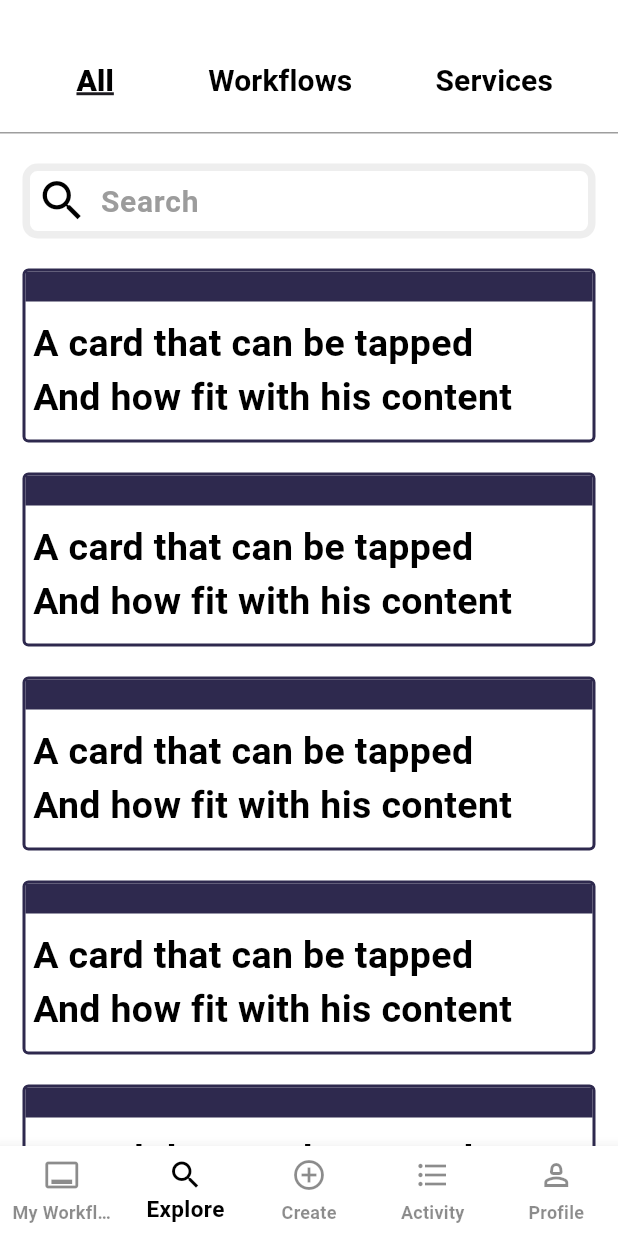
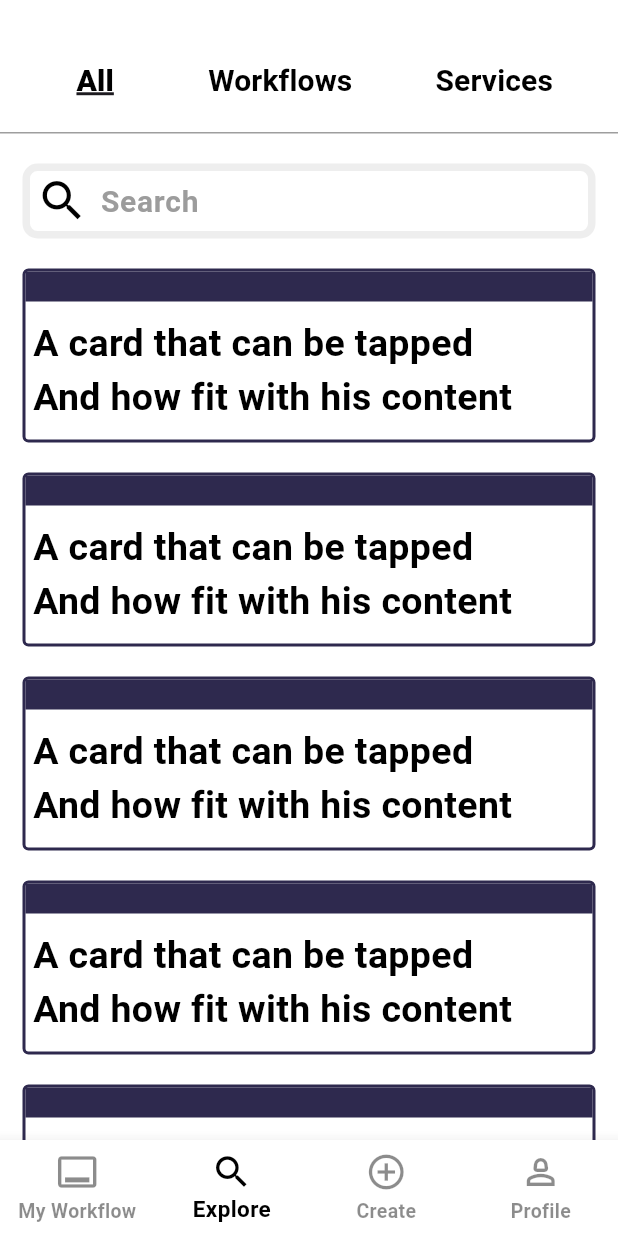
Before and after one commit to Wilson-Epitech/area, a Flutter app: the ExplorePageStateful screen opened directly, on a phone screen of 412 x 824 dp. Run offline on Flutter 3.47's test engine with Material 3 defaults, Android fonts, the phone set to English and light mode, and no system bars; drawn by our look-alikes of auto_size_text; our stand-ins replace flutter_dotenv, flutter_phoenix, fluttertoast, loading_animation_widget; missing offline and left inert: flutter_inappwebview.

Commit message:
refactor(mobile): :recycle: remove usless element in the bottom bar and change the size of the text and icon in the bottom bar

```diff
--- a/mobile/lib/editAccount/editAccount.dart
+++ b/mobile/lib/editAccount/editAccount.dart
@@ -249,7 +249,7 @@ class EditAccount extends State<APICall> {
           ],
         ),
       ),
-      bottomNavigationBar: FooterNavigationBar(currentIndex: 4),
+      bottomNavigationBar: FooterNavigationBar(currentIndex: 3),
     );
   }
 }
--- a/mobile/lib/footer_page.dart
+++ b/mobile/lib/footer_page.dart
@@ -16,7 +16,6 @@ class FooterNavigationBar extends StatelessWidget {
     ExplorePage(),
     ExplorePage(),
     CreateWorkflowsPage(),
-    ExplorePage(),
     EditAccountPage(),
   ];
 
@@ -31,8 +30,9 @@ class FooterNavigationBar extends StatelessWidget {
       selectedLabelStyle:
           const TextStyle(fontSize: 15, fontWeight: FontWeight.bold),
       unselectedLabelStyle:
-          const TextStyle(fontSize: 12, fontWeight: FontWeight.bold),
+          const TextStyle(fontSize: 13, fontWeight: FontWeight.bold),
       currentIndex: currentIndex,
+      iconSize: 28,
       onTap: (int index) {
         if (index != currentIndex) {
           Navigator.push(
@@ -55,10 +55,6 @@ class FooterNavigationBar extends StatelessWidget {
           label: 'Create',
         ),
         BottomNavigationBarItem(
-          icon: Icon(Icons.format_list_bulleted_outlined),
-          label: 'Activity',
-        ),
-        BottomNavigationBarItem(
           icon: Icon(Icons.person_2_outlined),
           label: 'Profile',
         ),
```
